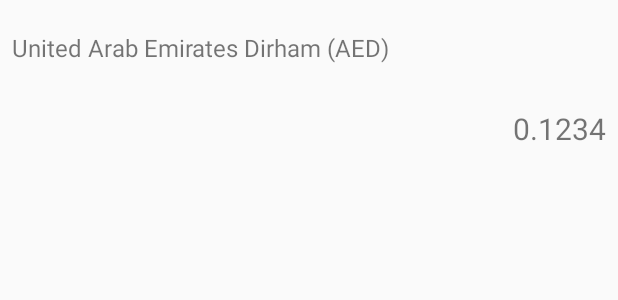
After one commit to KovChu/CurrencyExchange, an Android app: the layout item_currency.xml on its own in the app's theme, with its tools: preview values and no code run, on a phone screen of 412 x 824 dp. The commit adds this screen. Shown: the top 300 px of the screen. Run offline under Robolectric (Android 15) with nearby library versions, the phone set to English and light mode, and no system bars; network calls fail.

Commit message:
currency list complete

```diff
--- /dev/null
+++ b/app/src/main/res/layout/item_currency.xml
@@ -0,0 +1,39 @@
+<?xml version="1.0" encoding="utf-8"?>
+<layout xmlns:android="http://schemas.android.com/apk/res/android"
+    xmlns:app="http://schemas.android.com/apk/res-auto"
+    xmlns:tools="http://schemas.android.com/tools">
+
+    <data>
+
+        <variable
+            name="currency"
+            type="com.kuanyi.data.model.CurrencyModel" />
+    </data>
+
+    <LinearLayout
+        android:layout_width="match_parent"
+        android:layout_height="wrap_content"
+        android:orientation="vertical">
+
+        <TextView
+            android:id="@+id/txtName"
+            android:layout_width="match_parent"
+            android:layout_height="wrap_content"
+            android:padding="@dimen/spacing_8"
+            android:gravity="center_vertical"
+            android:textSize="@dimen/currency_name_size"
+            android:minHeight="@dimen/item_minimum_height"
+            app:setCurrencyName="@{currency}"
+            tools:text="United Arab Emirates Dirham (AED)" />
+
+        <TextView
+            android:id="@+id/txtQuote"
+            android:layout_width="match_parent"
+            android:layout_height="wrap_content"
+            android:gravity="center_vertical|end"
+            android:padding="@dimen/spacing_8"
+            android:textSize="@dimen/currency_quote_size"
+            tools:text="0.1234" />
+
+    </LinearLayout>
+</layout>
--- /dev/null
+++ b/app/src/main/res/values/dimens.xml
@@ -0,0 +1,8 @@
+<?xml version="1.0" encoding="utf-8"?>
+<resources>
+    <dimen name="spacing_4">4dp</dimen>
+    <dimen name="spacing_8">8dp</dimen>
+    <dimen name="currency_name_size">16sp</dimen>
+    <dimen name="currency_quote_size">20sp</dimen>
+    <dimen name="item_minimum_height">64dp</dimen>
+</resources>
--- a/app/src/main/res/values/strings.xml
+++ b/app/src/main/res/values/strings.xml
@@ -1,5 +1,7 @@
 <resources>
     <string name="app_name">CurrencyExchange</string>
+    <string name="activity_list_name">Currency List</string>
+    <string name="activity_quote_name">Currency Quotes</string>
     <string name="txt_loading_error">Error while loading data</string>
     <string name="btn_retry">Retry</string>
 </resources>
```
Also changed, not shown: app/src/main/AndroidManifest.xml (+4 -4 lines), app/src/main/java/com/kuanyi/currencyexchange/ui/adapter/CurrencyListAdapter.kt (added, +64 -0 lines), app/src/main/java/com/kuanyi/currencyexchange/ui/list/CurrencyListActivity.kt (+19 -2 lines), app/src/main/java/com/kuanyi/currencyexchange/utils/BindingAdapter.kt (added, +10 -0 lines), app/src/main/res/layout/activity_currency_list.xml (+7 -11 lines), app/src/main/res/layout/activity_currency_quotes.xml (added, +15 -0 lines).
